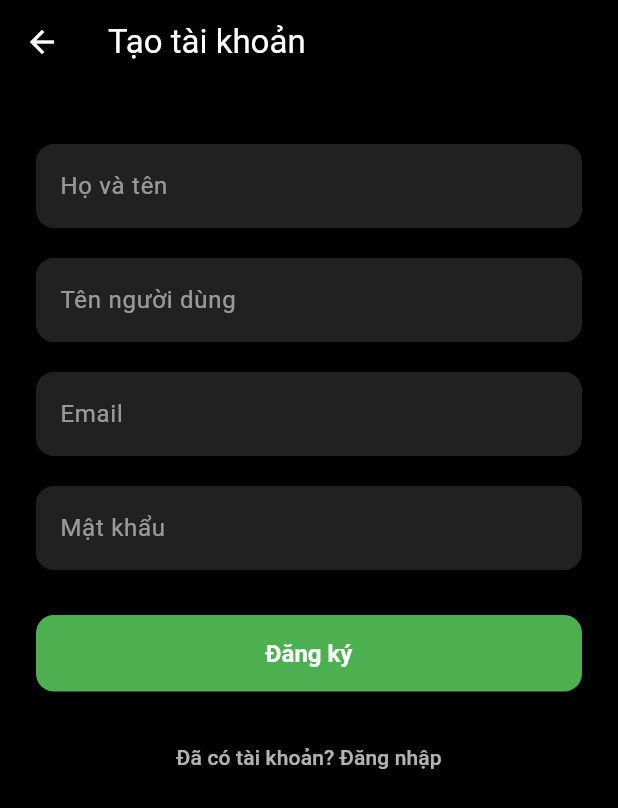
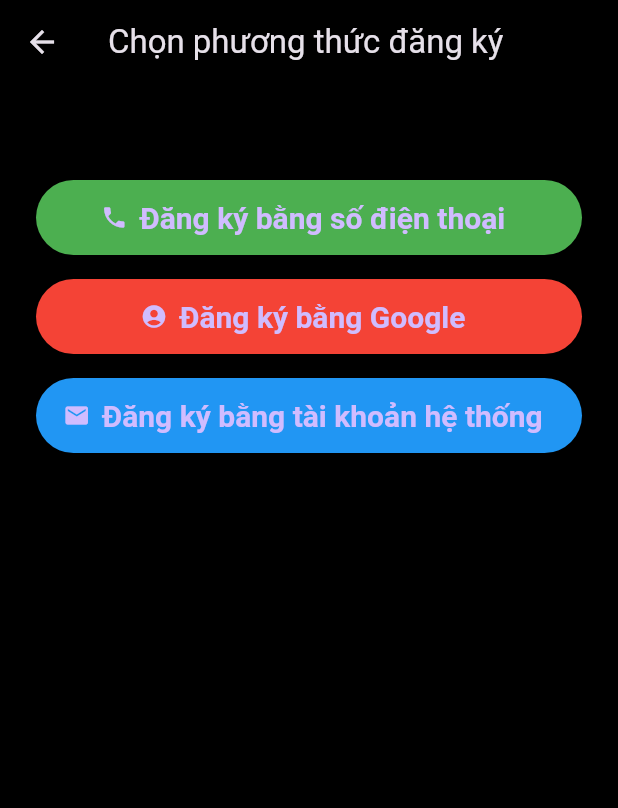
Before and after one commit to AnKhanh04/spotify, a Flutter app: the screen it shows after launch, after a tap on "Chưa có tài khoản? Đăng ký", on a phone screen of 412 x 824 dp. Shown: the top 808 px of the screen. Run offline on Flutter 3.47's test engine with Material 3 defaults, Android fonts, the phone set to English and light mode, and no system bars; our stand-ins replace flutter_secure_storage, google_sign_in, shared_preferences; Roboto replaces fonts that are missing (Satoshi).

Commit message:
dang nhap dang ky otp

```diff
--- a/ly_thuyet/lib/login_screen.dart
+++ b/ly_thuyet/lib/login_screen.dart
@@ -1,5 +1,6 @@
 import 'package:flutter/material.dart';
 import 'package:provider/provider.dart';
+import 'package:spotify/screens/signup_screen/signup_options_screen.dart';
 import '../services/user_service.dart';
 import '../services/user_provider.dart';
 import '../services/user_secure_storage.dart';
@@ -241,7 +242,10 @@ class _LoginScreenState extends State<LoginScreen> {
 
                 TextButton(
                   onPressed: () {
-                    Navigator.pushNamed(context, '/signup');
+                    Navigator.push(
+                      context,
+                      MaterialPageRoute(builder: (_) => const SignupOptionsScreen()),
+                    );
                   },
                   child: const Text(
                     'Chưa có tài khoản? Đăng ký',
@@ -249,7 +253,6 @@ class _LoginScreenState extends State<LoginScreen> {
                   ),
                 ),
                 const SizedBox(height: 20),
-                // thêm khoảng trống cuối để tránh đụng bàn phím
               ],
             ),
           ),
--- a/ly_thuyet/lib/main.dart
+++ b/ly_thuyet/lib/main.dart
@@ -3,7 +3,7 @@ import 'package:provider/provider.dart';
 import 'core/configs/theme/app_theme.dart';
 import 'presentation/splash/pages/splash_screen.dart';
 import 'login_screen.dart';
-import 'signup_screen.dart';
+import 'screens/signup_screen/signup_screen.dart';
 import 'screens/home_screen.dart';
 import 'screens/search_screen.dart';
 import 'header_bottom_nav/bottom.dart';
@@ -12,6 +12,7 @@ import 'screens/playlist_detail_screen.dart';
 import 'screens/library_screen.dart';
 import 'services/user_provider.dart';
 import 'package:spotify/screens/phone_login_screen.dart'; // Thêm import
+import 'screens/signup_screen/signup_with_phone_screen.dart';
 
 void main() {
   runApp(
@@ -64,7 +65,8 @@ class _MyAppState extends State<MyApp> {
       theme: AppTheme.darkTheme,
       home: userProvider.isLoggedIn ? const BottomNav() : const LoginScreen(),
       routes: {
-        '/phone-login': (context) => const PhoneLoginScreen(), // Thêm route
+        '/sign-up-phone': (context) => const PhoneSignUpScreen(),
+        '/phone-login': (context) => const PhoneLoginScreen(),
         '/login': (context) => const LoginScreen(),
         '/signup': (context) => const SignUpScreen(),
         '/bottomnav': (context) => const BottomNav(),
--- /dev/null
+++ b/ly_thuyet/lib/screens/signup_screen/signup_options_screen.dart
@@ -0,0 +1,67 @@
+import 'package:flutter/material.dart';
+import 'signup_with_phone_screen.dart';
+import 'signup_screen.dart';
+
+class SignupOptionsScreen extends StatelessWidget {
+  const SignupOptionsScreen({super.key});
+
+  @override
+  Widget build(BuildContext context) {
+    return Scaffold(
+      backgroundColor: Colors.black,
+      appBar: AppBar(
+        title: const Text('Chọn phương thức đăng ký'),
+        backgroundColor: Colors.black,
+      ),
+      body: Padding(
+        padding: const EdgeInsets.all(24.0),
+        child: Column(
+          children: [
+            const SizedBox(height: 40),
+            ElevatedButton.icon(
+              onPressed: () {
+                Navigator.push(
+                  context,
+                  MaterialPageRoute(builder: (_) => const PhoneSignUpScreen()),
+                );
+              },
+              icon: const Icon(Icons.phone),
+              label: const Text("Đăng ký bằng số điện thoại"),
+              style: ElevatedButton.styleFrom(
+                backgroundColor: Colors.green,
+                minimumSize: const Size(double.infinity, 50),
+              ),
+            ),
+            const SizedBox(height: 16),
+            ElevatedButton.icon(
+              onPressed: () {
+                // TODO: thêm xử lý đăng ký Google (hoặc gọi lại hàm loginWithGoogle nếu bạn dùng chung)
+              },
+              icon: const Icon(Icons.account_circle),
+              label: const Text("Đăng ký bằng Google"),
+              style: ElevatedButton.styleFrom(
+                backgroundColor: Colors.red,
+                minimumSize: const Size(double.infinity, 50),
+              ),
+            ),
+            const SizedBox(height: 16),
+            ElevatedButton.icon(
+              onPressed: () {
+                Navigator.push(
+                  context,
+                  MaterialPageRoute(builder: (_) => const SignUpScreen()),
+                );
+              },
+              icon: const Icon(Icons.email),
+              label: const Text("Đăng ký bằng tài khoản hệ thống"),
+              style: ElevatedButton.styleFrom(
+                backgroundColor: Colors.blue,
+                minimumSize: const Size(double.infinity, 50),
+              ),
+            ),
+          ],
+        ),
+      ),
+    );
+  }
+}
--- a/ly_thuyet/lib/signup_screen.dart
+++ b/ly_thuyet/lib/screens/signup_screen/signup_screen.dart
@@ -1,5 +1,5 @@
 import 'package:flutter/material.dart';
-import '../services/user_service.dart';
+import '../../services/user_service.dart';
 
 class SignUpScreen extends StatefulWidget {
   const SignUpScreen({super.key});
```
Also changed, not shown: ly_thuyet/lib/screens/phone_login_screen.dart (+49 -172 lines), ly_thuyet/lib/screens/signup_screen/signup_with_phone_screen.dart (added, +382 -0 lines).
